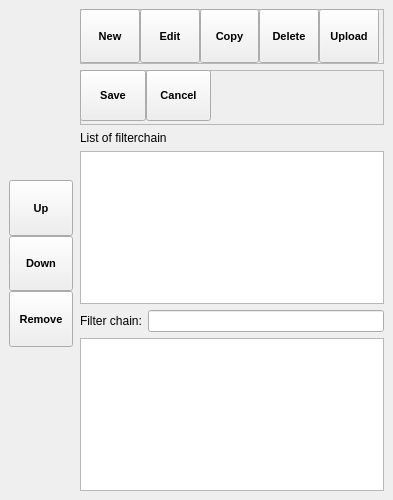
Before: the Qt Designer form SeaGoatVision/client/qt/uifiles/WinFilterChain.ui in Octets/SeaGoatVision, drawn with Qt 5.
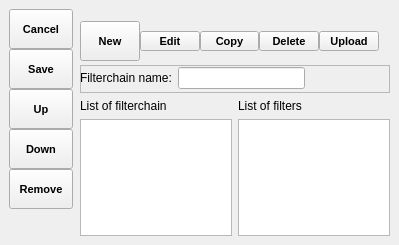
After: the same form once the commit is applied. Icons and pictures are not drawn.

Commit message: Modify dimension of Qt widget.

The edit to the form file:
```diff
--- a/SeaGoatVision/client/qt/uifiles/WinFilterChain.ui
+++ b/SeaGoatVision/client/qt/uifiles/WinFilterChain.ui
@@ -6,14 +6,14 @@
    <rect>
     <x>0</x>
     <y>0</y>
-    <width>393</width>
-    <height>500</height>
+    <width>399</width>
+    <height>245</height>
    </rect>
   </property>
   <property name="minimumSize">
    <size>
-    <width>393</width>
-    <height>500</height>
+    <width>399</width>
+    <height>245</height>
    </size>
   </property>
   <property name="features">
@@ -27,7 +27,7 @@
     <item>
      <widget class="QFrame" name="frame_filter_edit">
       <property name="sizePolicy">
-       <sizepolicy hsizetype="MinimumExpanding" vsizetype="MinimumExpanding">
+       <sizepolicy hsizetype="MinimumExpanding" vsizetype="Fixed">
         <horstretch>0</horstretch>
         <verstretch>0</verstretch>
        </sizepolicy>
@@ -41,7 +41,7 @@
       <property name="maximumSize">
        <size>
         <width>65</width>
-        <height>300</height>
+        <height>250</height>
        </size>
       </property>
       <property name="layoutDirection">
@@ -60,19 +60,79 @@
        <property name="geometry">
         <rect>
          <x>0</x>
-         <y>80</y>
+         <y>0</y>
          <width>64</width>
-         <height>167</height>
+         <height>202</height>
         </rect>
        </property>
        <layout class="QVBoxLayout" name="verticalLayout_2">
         <property name="spacing">
          <number>0</number>
         </property>
+        <item>
+         <widget class="QToolButton" name="cancelButton">
+          <property name="sizePolicy">
+           <sizepolicy hsizetype="MinimumExpanding" vsizetype="Fixed">
+            <horstretch>0</horstretch>
+            <verstretch>0</verstretch>
+           </sizepolicy>
+          </property>
+          <property name="minimumSize">
+           <size>
+            <width>0</width>
+            <height>40</height>
+           </size>
+          </property>
+          <property name="font">
+           <font>
+            <pointsize>8</pointsize>
+            <weight>75</weight>
+            <italic>false</italic>
+            <bold>true</bold>
+           </font>
+          </property>
+          <property name="text">
+           <string>Cancel</string>
+          </property>
+          <property name="toolButtonStyle">
+           <enum>Qt::ToolButtonTextUnderIcon</enum>
+          </property>
+         </widget>
+        </item>
+        <item>
+         <widget class="QToolButton" name="saveButton">
+          <property name="sizePolicy">
+           <sizepolicy hsizetype="MinimumExpanding" vsizetype="Fixed">
+            <horstretch>0</horstretch>
+            <verstretch>0</verstretch>
+           </sizepolicy>
+          </property>
+          <property name="minimumSize">
+           <size>
+            <width>0</width>
+            <height>40</height>
+           </size>
+          </property>
+          <property name="font">
+           <font>
+            <pointsize>8</pointsize>
+            <weight>75</weight>
+            <italic>false</italic>
+            <bold>true</bold>
+           </font>
+          </property>
+          <property name="text">
+           <string>Save</string>
+          </property>
+          <property name="toolButtonStyle">
+           <enum>Qt::ToolButtonTextUnderIcon</enum>
+          </property>
+         </widget>
+        </item>
         <item>
          <widget class="QToolButton" name="upButton">
           <property name="sizePolicy">
-           <sizepolicy hsizetype="MinimumExpanding" vsizetype="MinimumExpanding">
+           <sizepolicy hsizetype="MinimumExpanding" vsizetype="Fixed">
             <horstretch>0</horstretch>
             <verstretch>0</verstretch>
            </sizepolicy>
@@ -80,7 +140,7 @@
           <property name="minimumSize">
            <size>
             <width>0</width>
-            <height>55</height>
+            <height>40</height>
            </size>
           </property>
           <property name="font">
@@ -105,7 +165,7 @@
         <item>
          <widget class="QToolButton" name="downButton">
           <property name="sizePolicy">
-           <sizepolicy hsizetype="MinimumExpanding" vsizetype="MinimumExpanding">
+           <sizepolicy hsizetype="MinimumExpanding" vsizetype="Fixed">
             <horstretch>0</horstretch>
             <verstretch>0</verstretch>
            </sizepolicy>
@@ -113,7 +173,7 @@
           <property name="minimumSize">
            <size>
             <width>0</width>
-            <height>55</height>
+            <height>40</height>
            </size>
           </property>
           <property name="font">
@@ -130,6 +190,9 @@
            <iconset>
             <normaloff>../../../../../../../usr/share/icons/gnome/24x24/actions/down.png</normaloff>../../../../../../../usr/share/icons/gnome/24x24/actions/down.png</iconset>
           </property>
+          <property name="checkable">
+           <bool>false</bool>
+          </property>
           <property name="toolButtonStyle">
            <enum>Qt::ToolButtonTextUnderIcon</enum>
           </property>
@@ -138,7 +201,7 @@
         <item>
          <widget class="QToolButton" name="removeButton">
           <property name="sizePolicy">
-           <sizepolicy hsizetype="MinimumExpanding" vsizetype="MinimumExpanding">
+           <sizepolicy hsizetype="MinimumExpanding" vsizetype="Fixed">
             <horstretch>0</horstretch>
             <verstretch>0</verstretch>
            </sizepolicy>
@@ -146,7 +209,7 @@
           <property name="minimumSize">
            <size>
             <width>0</width>
-            <height>55</height>
+            <height>40</height>
            </size>
           </property>
           <property name="font">
@@ -175,11 +238,9 @@
     <item>
      <layout class="QVBoxLayout" name="verticalLayout_filterchain">
       <item>
-       <layout class="QVBoxLayout" name="verticalLayout_4">
-        <item>
          <widget class="QFrame" name="frame_edit">
           <property name="sizePolicy">
-           <sizepolicy hsizetype="MinimumExpanding" vsizetype="Preferred">
+         <sizepolicy hsizetype="MinimumExpanding" vsizetype="Fixed">
             <horstretch>0</horstretch>
             <verstretch>0</verstretch>
            </sizepolicy>
@@ -187,14 +248,23 @@
           <property name="minimumSize">
            <size>
             <width>300</width>
-            <height>55</height>
+          <height>50</height>
+         </size>
+        </property>
+        <property name="maximumSize">
+         <size>
+          <width>16777215</width>
+          <height>40</height>
            </size>
           </property>
           <property name="frameShape">
-           <enum>QFrame::StyledPanel</enum>
+         <enum>QFrame::NoFrame</enum>
           </property>
           <property name="frameShadow">
-           <enum>QFrame::Raised</enum>
+         <enum>QFrame::Plain</enum>
+        </property>
+        <property name="lineWidth">
+         <number>0</number>
           </property>
           <widget class="QWidget" name="layoutWidget">
            <property name="geometry">
@@ -215,11 +285,17 @@
             <item>
              <widget class="QToolButton" name="newButton">
               <property name="sizePolicy">
-               <sizepolicy hsizetype="MinimumExpanding" vsizetype="MinimumExpanding">
+             <sizepolicy hsizetype="MinimumExpanding" vsizetype="Fixed">
                 <horstretch>0</horstretch>
                 <verstretch>0</verstretch>
                </sizepolicy>
               </property>
+            <property name="minimumSize">
+             <size>
+              <width>0</width>
+              <height>40</height>
+             </size>
+            </property>
               <property name="maximumSize">
                <size>
                 <width>16777215</width>
@@ -249,7 +325,7 @@
             <item>
              <widget class="QToolButton" name="editButton">
               <property name="sizePolicy">
-               <sizepolicy hsizetype="MinimumExpanding" vsizetype="MinimumExpanding">
+             <sizepolicy hsizetype="MinimumExpanding" vsizetype="Fixed">
                 <horstretch>0</horstretch>
                 <verstretch>0</verstretch>
                </sizepolicy>
@@ -283,7 +359,7 @@
             <item>
              <widget class="QToolButton" name="copyButton">
               <property name="sizePolicy">
-               <sizepolicy hsizetype="MinimumExpanding" vsizetype="MinimumExpanding">
+             <sizepolicy hsizetype="MinimumExpanding" vsizetype="Fixed">
                 <horstretch>0</horstretch>
                 <verstretch>0</verstretch>
                </sizepolicy>
@@ -316,7 +392,7 @@
             <item>
              <widget class="QToolButton" name="deleteButton">
               <property name="sizePolicy">
-               <sizepolicy hsizetype="MinimumExpanding" vsizetype="MinimumExpanding">
+             <sizepolicy hsizetype="MinimumExpanding" vsizetype="Fixed">
                 <horstretch>0</horstretch>
                 <verstretch>0</verstretch>
                </sizepolicy>
@@ -349,7 +425,7 @@
             <item>
              <widget class="QToolButton" name="uploadButton">
               <property name="sizePolicy">
-               <sizepolicy hsizetype="MinimumExpanding" vsizetype="MinimumExpanding">
+             <sizepolicy hsizetype="MinimumExpanding" vsizetype="Fixed">
                 <horstretch>0</horstretch>
                 <verstretch>0</verstretch>
                </sizepolicy>
@@ -398,7 +474,7 @@
           <property name="minimumSize">
            <size>
             <width>0</width>
-            <height>55</height>
+          <height>28</height>
            </size>
           </property>
           <property name="autoFillBackground">
@@ -410,92 +486,20 @@
           <property name="frameShadow">
            <enum>QFrame::Raised</enum>
           </property>
-          <widget class="QWidget" name="horizontalLayoutWidget">
+        <widget class="QWidget" name="">
            <property name="geometry">
             <rect>
              <x>0</x>
              <y>0</y>
-             <width>131</width>
-             <height>51</height>
-            </rect>
-           </property>
-           <layout class="QHBoxLayout" name="horizontalLayout_editing" stretch="0,0">
-            <property name="spacing">
-             <number>0</number>
-            </property>
-            <property name="sizeConstraint">
-             <enum>QLayout::SetDefaultConstraint</enum>
-            </property>
-            <item>
-             <widget class="QToolButton" name="saveButton">
-              <property name="sizePolicy">
-               <sizepolicy hsizetype="MinimumExpanding" vsizetype="MinimumExpanding">
-                <horstretch>0</horstretch>
-                <verstretch>0</verstretch>
-               </sizepolicy>
-              </property>
-              <property name="font">
-               <font>
-                <pointsize>8</pointsize>
-                <weight>75</weight>
-                <italic>false</italic>
-                <bold>true</bold>
-               </font>
-              </property>
-              <property name="text">
-               <string>Save</string>
-              </property>
-              <property name="toolButtonStyle">
-               <enum>Qt::ToolButtonTextUnderIcon</enum>
-              </property>
-             </widget>
-            </item>
-            <item>
-             <widget class="QToolButton" name="cancelButton">
-              <property name="sizePolicy">
-               <sizepolicy hsizetype="MinimumExpanding" vsizetype="MinimumExpanding">
-                <horstretch>0</horstretch>
-                <verstretch>0</verstretch>
-               </sizepolicy>
-              </property>
-              <property name="font">
-               <font>
-                <pointsize>8</pointsize>
-                <weight>75</weight>
-                <italic>false</italic>
-                <bold>true</bold>
-               </font>
-              </property>
-              <property name="text">
-               <string>Cancel</string>
-              </property>
-              <property name="toolButtonStyle">
-               <enum>Qt::ToolButtonTextUnderIcon</enum>
-              </property>
-             </widget>
-            </item>
-           </layout>
-          </widget>
-         </widget>
-        </item>
-        <item>
-         <widget class="QLabel" name="label_2">
-          <property name="text">
-           <string>List of filterchain</string>
-          </property>
-         </widget>
-        </item>
-        <item>
-         <widget class="QListWidget" name="filterchainListWidget"/>
-        </item>
-        <item>
-         <layout class="QVBoxLayout" name="verticalLayout_filter">
-          <item>
+           <width>225</width>
+           <height>26</height>
+          </rect>
+         </property>
            <layout class="QHBoxLayout" name="horizontalLayout">
             <item>
              <widget class="QLabel" name="label">
               <property name="text">
-               <string>Filter chain:</string>
+             <string>Filterchain name:</string>
               </property>
              </widget>
             </item>
@@ -503,6 +507,33 @@
              <widget class="QLineEdit" name="sourceNameLineEdit"/>
             </item>
            </layout>
+        </widget>
+       </widget>
+      </item>
+      <item>
+       <layout class="QHBoxLayout" name="horizontalLayout_2">
+        <item>
+         <layout class="QVBoxLayout" name="verticalLayout_6">
+          <item>
+           <widget class="QLabel" name="label_2">
+            <property name="text">
+             <string>List of filterchain</string>
+            </property>
+           </widget>
+          </item>
+          <item>
+           <widget class="QListWidget" name="filterchainListWidget"/>
+          </item>
+         </layout>
+        </item>
+        <item>
+         <layout class="QVBoxLayout" name="verticalLayout_7">
+          <item>
+           <widget class="QLabel" name="label_3">
+            <property name="text">
+             <string>List of filters</string>
+            </property>
+           </widget>
           </item>
           <item>
            <widget class="QListWidget" name="filterListWidget"/>
```
Left out of the diff: 3 changed lines with no effect on the pictures. Lines whose indentation alone changed are shown as unchanged. The commit also changes 1 other file.
